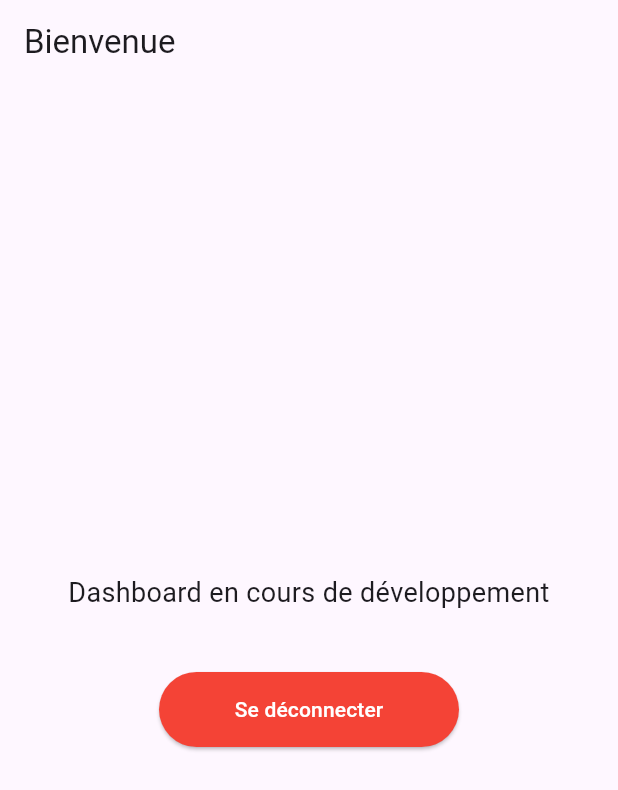
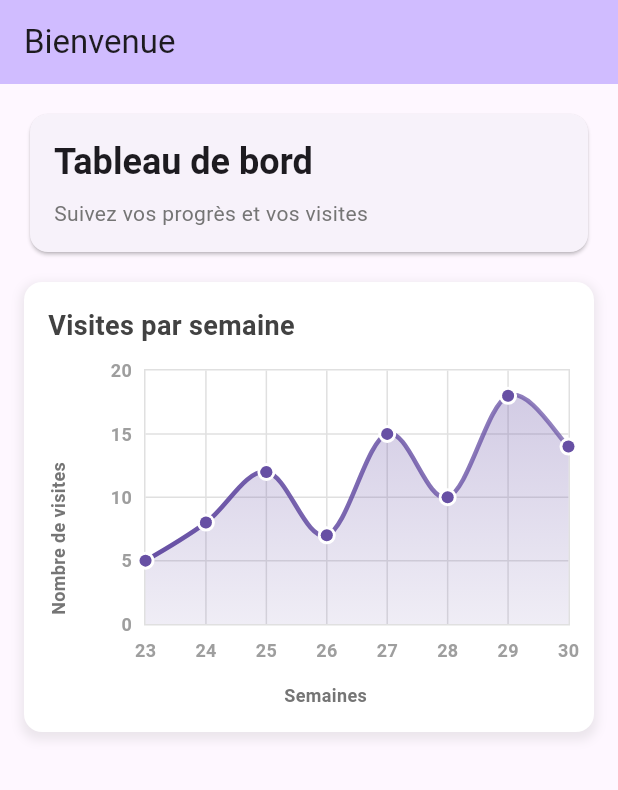
Before and after one commit to ThomasLandes/KeepProgress, a Flutter app: the DashboardPage screen opened directly with empty values, on a phone screen of 412 x 824 dp. Shown: the top 790 px of the screen. Run offline on Flutter 3.47's test engine with Material 3 defaults, Android fonts, the phone set to English and light mode, and no system bars; drawn by our look-alikes of fl_chart; our stand-ins replace flutter_secure_storage; accounts and stored records are empty.

Commit message:
Début des pages principales de l'app
Ajout des pages :
Profil, dashboard et séances

```diff
--- a/ApplicationMobile/keepprogress/lib/pages/dashboard_page.dart
+++ b/ApplicationMobile/keepprogress/lib/pages/dashboard_page.dart
@@ -1,20 +1,40 @@
 import 'package:flutter/material.dart';
 import 'package:keepprogress/models/user_model.dart';
-import 'package:keepprogress/services/api_service.dart';
+import 'package:keepprogress/widgets/weekly_visits_chart.dart';
 
 class DashboardPage extends StatelessWidget {
   final User user;
   const DashboardPage({super.key, required this.user});
 
-  Future<void> _logout(BuildContext context) async {
-    // Déconnecter l'utilisateur
-    await ApiService.logout();
+  // Données d'exemple pour le graphique avec vrais numéros de semaine
+  Map<String, int> get _weeklyVisitsData {
+    final now = DateTime.now();
+    final data = <String, int>{};
 
-    // Vérifier si le widget est toujours monté avant d'utiliser context
-    if (context.mounted) {
-      // Retourner à la page d'accueil
-      Navigator.pushNamedAndRemoveUntil(context, '/home', (route) => false);
+    // Générer les 8 dernières semaines avec leurs vrais numéros
+    for (int i = 7; i >= 0; i--) {
+      final weekDate = now.subtract(Duration(days: i * 7));
+      final weekNumber = _getWeekNumber(weekDate);
+
+      // Données d'exemple pour chaque semaine
+      final visits = [5, 8, 12, 7, 15, 10, 18, 14][7 - i];
+      data['$weekNumber'] = visits;
     }
+
+    return data;
+  }
+
+  // Fonction pour calculer le numéro de semaine dans l'année
+  int _getWeekNumber(DateTime date) {
+    // Trouver le premier lundi de l'année
+    final firstOfYear = DateTime(date.year, 1, 1);
+    final firstMonday = firstOfYear.add(
+      Duration(days: (8 - firstOfYear.weekday) % 7),
+    );
+
+    // Calculer la différence en jours et diviser par 7
+    final difference = date.difference(firstMonday).inDays;
+    return (difference / 7).floor() + 1;
   }
 
   @override
@@ -23,26 +43,41 @@ class DashboardPage extends StatelessWidget {
       appBar: AppBar(
         title: Text('Bienvenue ${user.nom}'),
         automaticallyImplyLeading: false, // Enlever le bouton retour
+        backgroundColor: Theme.of(context).colorScheme.inversePrimary,
       ),
-      body: Center(
+      body: SingleChildScrollView(
+        padding: const EdgeInsets.all(16),
         child: Column(
-          mainAxisAlignment: MainAxisAlignment.center,
+          crossAxisAlignment: CrossAxisAlignment.stretch,
           children: [
-            Text(
-              'Dashboard en cours de développement',
-              style: TextStyle(fontSize: 18),
-              textAlign: TextAlign.center,
+            // En-tête du dashboard
+            Card(
+              child: Padding(
+                padding: const EdgeInsets.all(16),
+                child: Column(
+                  crossAxisAlignment: CrossAxisAlignment.start,
+                  children: [
+                    Text(
+                      'Tableau de bord',
+                      style: Theme.of(context).textTheme.headlineSmall
+                          ?.copyWith(fontWeight: FontWeight.bold),
+                    ),
+                    const SizedBox(height: 8),
+                    Text(
+                      'Suivez vos progrès et vos visites',
+                      style: Theme.of(
+                        context,
+                      ).textTheme.bodyMedium?.copyWith(color: Colors.grey[600]),
+                    ),
+                  ],
+                ),
+              ),
             ),
-            SizedBox(height: 40),
-            ElevatedButton(
-              onPressed: () => _logout(context),
-              style: ElevatedButton.styleFrom(
-                backgroundColor: Colors.red,
-                foregroundColor: Colors.white,
-                minimumSize: Size(200, 50),
-              ),
-              child: Text('Se déconnecter'),
-            ),
+            const SizedBox(height: 16),
+
+            // Graphique des visites par semaine
+            WeeklyVisitsChart(weeklyVisits: _weeklyVisitsData),
+            const SizedBox(height: 16),
           ],
         ),
       ),
--- /dev/null
+++ b/ApplicationMobile/keepprogress/lib/widgets/weekly_visits_chart.dart
@@ -0,0 +1,295 @@
+import 'package:fl_chart/fl_chart.dart';
+import 'package:flutter/material.dart';
+
+class WeeklyVisitsChart extends StatelessWidget {
+  final Map<String, int> weeklyVisits;
+
+  const WeeklyVisitsChart({super.key, required this.weeklyVisits});
+
+  @override
+  Widget build(BuildContext context) {
+    return Container(
+      height: 300,
+      padding: const EdgeInsets.all(16),
+      decoration: BoxDecoration(
+        color: Colors.white,
+        borderRadius: BorderRadius.circular(12),
+        boxShadow: [
+          BoxShadow(
+            color: Colors.grey.withValues(alpha: 0.2),
+            spreadRadius: 2,
+            blurRadius: 5,
+            offset: const Offset(0, 3),
+          ),
+        ],
+      ),
+      child: Column(
+        crossAxisAlignment: CrossAxisAlignment.start,
+        children: [
+          // Titre du graphique
+          Text(
+            'Visites par semaine',
+            style: TextStyle(
+              fontSize: 18,
+              fontWeight: FontWeight.bold,
+              color: Colors.grey[800],
+            ),
+          ),
+
+          const SizedBox(height: 16),
+
+          // Zone principale du graphique
+          Expanded(
+            child: Row(
+              children: [
+                // Libellé de l'axe Y
+                RotatedBox(
+                  quarterTurns: -1,
+                  child: Text(
+                    'Nombre de visites',
+                    style: TextStyle(
+                      fontSize: 12,
+                      fontWeight: FontWeight.w600,
+                      color: Colors.grey[600],
+                      height: 1,
+                    ),
+                    textHeightBehavior: TextHeightBehavior(
+                      applyHeightToFirstAscent: false,
+                      applyHeightToLastDescent: false,
+                    ),
+                  ),
+                ),
+
+                const SizedBox(width: 8),
+
+                // Graphique principal + libellé axe X
+                Expanded(
+                  child: Column(
+                    children: [
+                      // Graphique LineChart
+                      Expanded(
+                        child: LineChart(
+                          LineChartData(
+                            // Configuration de la grille
+                            gridData: FlGridData(
+                              show: true,
+                              drawVerticalLine: true,
+                              horizontalInterval: _getHorizontalInterval(),
+                              verticalInterval: 1,
+                              getDrawingHorizontalLine: (value) {
+                                return FlLine(
+                                  color: Colors.grey[300]!,
+                                  strokeWidth: 1,
+                                );
+                              },
+                              getDrawingVerticalLine: (value) {
+                                return FlLine(
+                                  color: Colors.grey[300]!,
+                                  strokeWidth: 1,
+                                );
+                              },
+                            ),
+
+                            // Configuration des titres des axes
+                            titlesData: FlTitlesData(
+                              show: true,
+                              rightTitles: const AxisTitles(
+                                sideTitles: SideTitles(showTitles: false),
+                              ),
+                              topTitles: const AxisTitles(
+                                sideTitles: SideTitles(showTitles: false),
+                              ),
+                              bottomTitles: AxisTitles(
+                                sideTitles: SideTitles(
+                                  showTitles: true,
+                                  reservedSize: 30,
+                                  interval: 1,
+                                  getTitlesWidget: _getBottomTitles,
+                                ),
+                              ),
+                              leftTitles: AxisTitles(
+                                sideTitles: SideTitles(
+                                  showTitles: true,
+                                  interval: _getHorizontalInterval(),
+                                  reservedSize: 42,
+                                  getTitlesWidget: _getLeftTitles,
+                                ),
+                              ),
+                            ),
+
+                            // Configuration des bordures
+                            borderData: FlBorderData(
+                              show: true,
+                              border: Border.all(
+                                color: Colors.grey[300]!,
+                                width: 1,
+                              ),
+                            ),
+
+                            // Limites des axes
+                            minX: 0,
+                            maxX: (weeklyVisits.length - 1).toDouble(),
+                            minY: 0,
+                            maxY: _getMaxY(),
+
+                            // Configuration de la ligne de données
+                            // Configuration de la ligne de données
+                            lineBarsData: [
+                              LineChartBarData(
+                                spots: _getSpots(),
+                                isCurved: true,
+                                gradient: LinearGradient(
+                                  colors: [
+                                    Theme.of(context).primaryColor,
+                                    Theme.of(
+                                      context,
+                                    ).primaryColor.withValues(alpha: 0.7),
+                                  ],
+                                ),
+                                barWidth: 3,
+                                isStrokeCapRound: true,
+
+                                // Configuration des points sur la ligne
+                                dotData: FlDotData(
+                                  show: true,
+                                  getDotPainter:
+                                      (spot, percent, barData, index) {
+                                        return FlDotCirclePainter(
+                                          radius: 4,
+                                          color: Theme.of(context).primaryColor,
+                                          strokeWidth: 2,
+                                          strokeColor: Colors.white,
+                                        );
+                                      },
+                                ),
+
+                                // Zone colorée sous la ligne
+                                belowBarData: BarAreaData(
+                                  show: true,
+                                  gradient: LinearGradient(
+                                    colors: [
+                                      Theme.of(
+                                        context,
+                                      ).primaryColor.withValues(alpha: 0.3),
+                                      Theme.of(
+                                        context,
+                                      ).primaryColor.withValues(alpha: 0.1),
+                                    ],
+                                    begin: Alignment.topCenter,
+                                    end: Alignment.bottomCenter,
+                                  ),
+                                ),
+                              ),
+                            ],
+
+                            // Configuration des tooltips au toucher
+                            lineTouchData: LineTouchData(
+                              enabled: true,
+                              touchTooltipData: LineTouchTooltipData(
+                                getTooltipItems:
+                                    (List<LineBarSpot> touchedBarSpots) {
+                                      return touchedBarSpots.map((barSpot) {
+                                        final flSpot = barSpot;
+                                        final weekIndex = flSpot.x.toInt();
+                                        final weekKey = weeklyVisits.keys
+                                            .elementAt(weekIndex);
+
+                                        return LineTooltipItem(
+                                          '$weekKey\n${flSpot.y.toInt()} visites',
+                                          const TextStyle(
+                                            color: Colors.white,
+                                            fontWeight: FontWeight.bold,
+                                          ),
+                                        );
+                                      }).toList();
+                                    },
+                              ),
+                            ),
+                          ),
+                        ),
+                      ),
+
+                      const SizedBox(height: 8),
+
+                      // Libellé de l'axe X
+                      Text(
+                        'Semaines',
+                        style: TextStyle(
+                          fontSize: 12,
+                          fontWeight: FontWeight.w600,
+                          color: Colors.grey[600],
+                        ),
+                      ),
+                    ],
+                  ),
+                ),
+              ],
+            ),
+          ),
+        ],
+      ),
+    );
+  }
+
+  /// Génère les points de données pour le graphique
+  List<FlSpot> _getSpots() {
+    final spots = <FlSpot>[];
+    final values = weeklyVisits.values.toList();
+
+    for (int i = 0; i < values.length; i++) {
+      spots.add(FlSpot(i.toDouble(), values[i].toDouble()));
+    }
+
+    return spots;
+  }
+
+  /// Calcule la valeur maximale pour l'axe Y
+  double _getMaxY() {
+    if (weeklyVisits.isEmpty) return 10;
+    final maxValue = weeklyVisits.values.reduce((a, b) => a > b ? a : b);
+    return (maxValue + 2).toDouble(); // Ajouter un peu d'espace en haut
+  }
+
+  /// Calcule l'intervalle pour la grille horizontale
+  double _getHorizontalInterval() {
+    final maxY = _getMaxY();
+    if (maxY <= 10) return 2;
+    if (maxY <= 20) return 5;
+    if (maxY <= 50) return 10;
+    return 20;
+  }
+
+  /// Widget pour les titres de l'axe X (bottom)
+  Widget _getBottomTitles(double value, TitleMeta meta) {
+    const style = TextStyle(
+      color: Colors.grey,
+      fontWeight: FontWeight.bold,
+      fontSize: 12,
+    );
+
+    final index = value.toInt();
+    if (index >= 0 && index < weeklyVisits.length) {
+      final weekKey = weeklyVisits.keys.elementAt(index);
+      return SideTitleWidget(
+        axisSide: meta.axisSide,
+        child: Text(weekKey, style: style),
+      );
+    }
+
+    return const Text('');
+  }
+
+  /// Widget pour les titres de l'axe Y (left)
+  Widget _getLeftTitles(double value, TitleMeta meta) {
+    const style = TextStyle(
+      color: Colors.grey,
+      fontWeight: FontWeight.bold,
+      fontSize: 12,
+    );
+
+    return SideTitleWidget(
+      axisSide: meta.axisSide,
+      child: Text(value.toInt().toString(), style: style),
+    );
+  }
+}
--- a/ApplicationMobile/keepprogress/pubspec.yaml
+++ b/ApplicationMobile/keepprogress/pubspec.yaml
@@ -43,6 +43,9 @@ dependencies:
 
   # Path provider for file storage
   path_provider: ^2.1.4
+
+  # Charts library for data visualization
+  fl_chart: ^0.68.0
 
 dev_dependencies:
   flutter_test:
```
Also changed, not shown: ApplicationMobile/keepprogress/lib/main_layout.dart (added, +53 -0 lines), ApplicationMobile/keepprogress/lib/pages/home_page.dart (+25 -9 lines), ApplicationMobile/keepprogress/lib/pages/profile_page.dart (added, +197 -0 lines), ApplicationMobile/keepprogress/lib/pages/seances_page.dart (added, +28 -0 lines).
